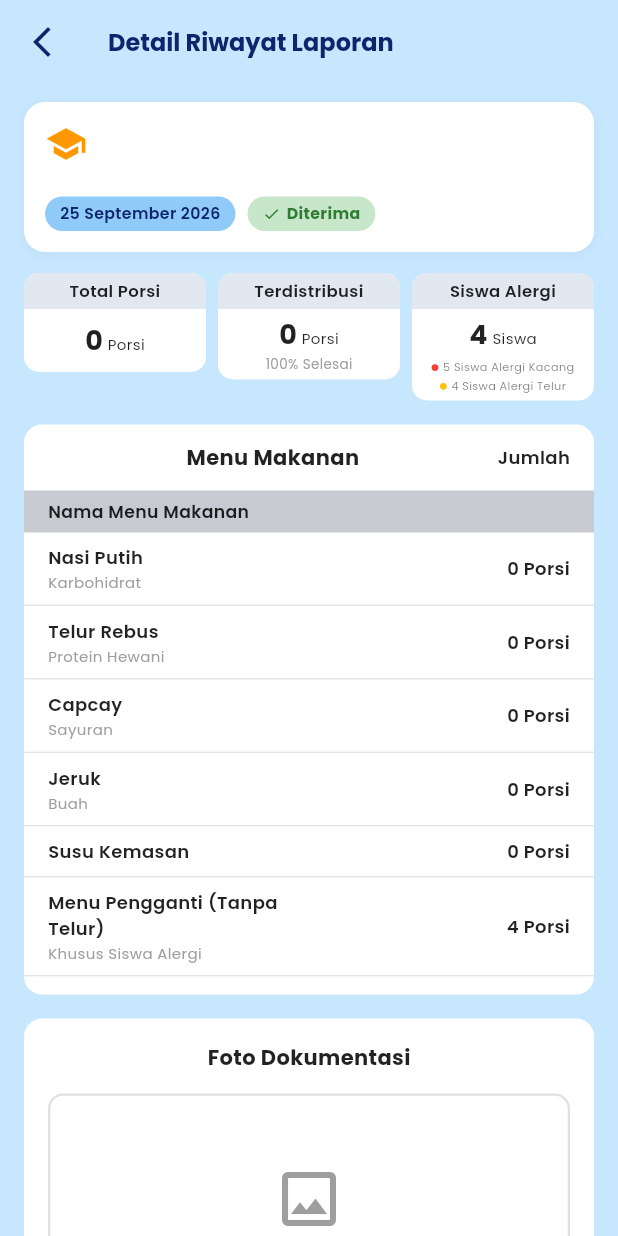
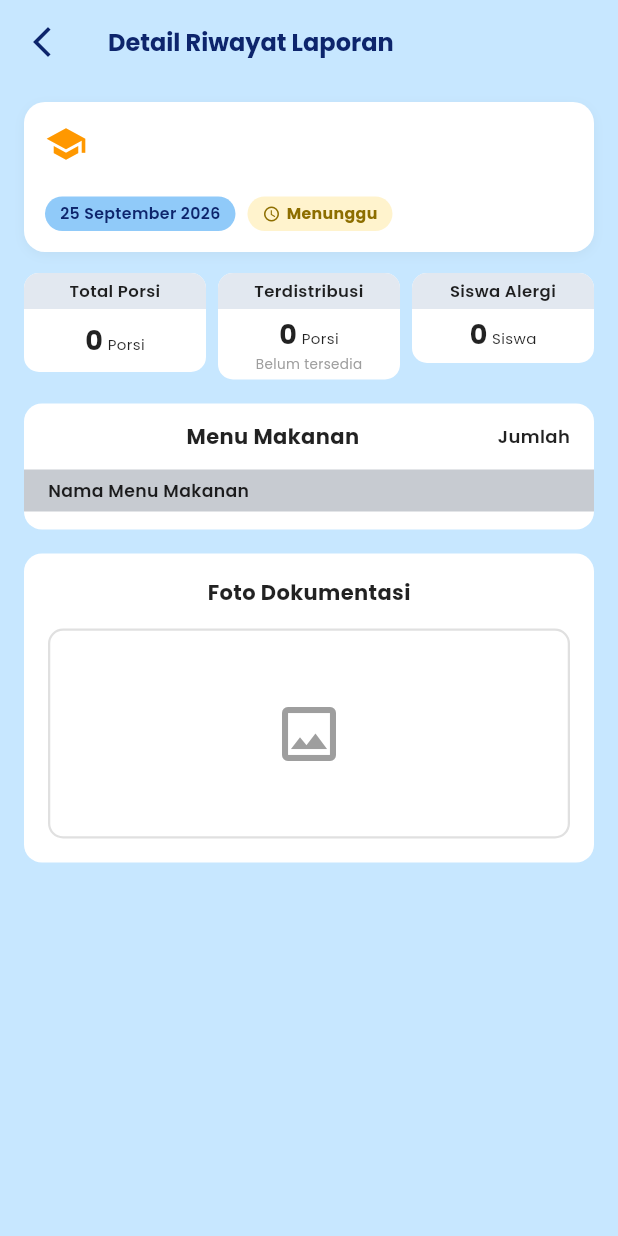
Before and after one commit to AkbarFelda/nutrisafe_mitra, a Flutter app: the FoodReportDetailPage screen opened directly with empty values, on a phone screen of 412 x 824 dp. Run offline on Flutter 3.47's test engine with Material 3 defaults, Android fonts, the phone set to English and light mode, and no system bars; our stand-ins replace dio, equatable, flutter_bloc, flutter_secure_storage, get_it, go_router and 1 more; missing offline and left inert: file_selector; accounts and stored records are empty.

Commit message:
refactor(food-report): separate detail data from presentation

```diff
--- a/lib/features/food_report/data/sample_food_reports.dart
+++ b/lib/features/food_report/data/sample_food_reports.dart
@@ -7,12 +7,48 @@ final sampleFoodReports = List<FoodReport>.unmodifiable([
       school: 'SDN 1 Subang',
       address: 'Jl. H.O. Iskandar, Desa No.60, Subang, Kec. Subang, Kabupaten Subang, Jawa Barat 45586',
       portions: 196,
+      status: FoodReportStatus.received,
+      distributedPortions: 196,
+      studentsWithAllergies: 9,
+      allergies: _sampleAllergies,
+      menuItems: _sampleMenuItems(196),
     ),
     FoodReport(
       date: DateTime(2026, 3, day),
       school: 'SMPN 1 Subang',
       address: 'Jl. Letjen Suprapto No.105, Karanganyar, Kec. Subang, Kabupaten Subang, Jawa Barat 41211',
       portions: 360,
+      status: FoodReportStatus.received,
+      distributedPortions: 360,
+      studentsWithAllergies: 9,
+      allergies: _sampleAllergies,
+      menuItems: _sampleMenuItems(360),
     ),
   ],
 ]);
+
+const _sampleAllergies = [
+  FoodReportAllergy(name: 'Kacang', students: 5),
+  FoodReportAllergy(name: 'Telur', students: 4),
+];
+
+List<FoodReportMenuItem> _sampleMenuItems(int portions) => List.unmodifiable([
+  FoodReportMenuItem(
+    name: 'Nasi Putih',
+    category: 'Karbohidrat',
+    portions: portions,
+  ),
+  FoodReportMenuItem(
+    name: 'Telur Rebus',
+    category: 'Protein Hewani',
+    portions: portions,
+  ),
+  FoodReportMenuItem(name: 'Capcay', category: 'Sayuran', portions: portions),
+  FoodReportMenuItem(name: 'Jeruk', category: 'Buah', portions: portions),
+  FoodReportMenuItem(name: 'Susu Kemasan', portions: portions),
+  const FoodReportMenuItem(
+    name: 'Menu Pengganti (Tanpa Telur)',
+    category: 'Khusus Siswa Alergi',
+    portions: 4,
+  ),
+]);
--- a/lib/features/food_report/domain/food_report.dart
+++ b/lib/features/food_report/domain/food_report.dart
@@ -4,11 +4,48 @@ class FoodReport {
     required this.school,
     required this.address,
     required this.portions,
+    this.status,
+    this.distributedPortions,
+    this.studentsWithAllergies,
+    this.allergies = const [],
+    this.menuItems = const [],
   });
 
   final DateTime date;
   final String school;
   final String address;
+  final int portions;
+  final FoodReportStatus? status;
+  final int? distributedPortions;
+  final int? studentsWithAllergies;
+  final List<FoodReportAllergy> allergies;
+  final List<FoodReportMenuItem> menuItems;
+
+  int? get distributionPercentage {
+    final distributed = distributedPortions;
+    if (distributed == null || portions <= 0) return null;
+    return (distributed / portions * 100).round();
+  }
+}
+
+enum FoodReportStatus { pending, received, rejected }
+
+class FoodReportAllergy {
+  const FoodReportAllergy({required this.name, required this.students});
+
+  final String name;
+  final int students;
+}
+
+class FoodReportMenuItem {
+  const FoodReportMenuItem({
+    required this.name,
+    required this.portions,
+    this.category = '',
+  });
+
+  final String name;
+  final String category;
   final int portions;
 }
 
--- a/lib/features/food_report/presentation/food_report_detail_page.dart
+++ b/lib/features/food_report/presentation/food_report_detail_page.dart
@@ -41,20 +41,13 @@ class FoodReportDetailPage extends StatelessWidget {
             child: Column(
               crossAxisAlignment: CrossAxisAlignment.stretch,
               children: [
-                // 1. Kartu Info Sekolah & Tanggal
-                _buildSchoolInfoCard(),
+                _SchoolInfoCard(report: report),
                 const SizedBox(height: 14),
-
-                // 2. Baris Tiga Kartu Metrik (Total Porsi, Terdistribusi, Siswa Alergi)
-                _buildMetricCards(),
+                _ReportMetrics(report: report),
                 const SizedBox(height: 16),
-
-                // 3. Kartu Tabel Menu Makanan
-                _buildMenuTableCard(),
+                _MenuTableCard(report: report),
                 const SizedBox(height: 16),
-
-                // 4. Kartu Foto Dokumentasi
-                _buildDocumentationCard(),
+                const _DocumentationCard(),
                 const SizedBox(height: 24),
               ],
             ),
@@ -63,9 +56,15 @@ class FoodReportDetailPage extends StatelessWidget {
       ),
     );
   }
+}
 
-  // --- WIDGET KARTU INFORMASI SEKOLAH ---
-  Widget _buildSchoolInfoCard() {
+class _SchoolInfoCard extends StatelessWidget {
+  const _SchoolInfoCard({required this.report});
+
+  final FoodReport report;
+
+  @override
+  Widget build(BuildContext context) {
     return Container(
       padding: const EdgeInsets.all(14),
       decoration: BoxDecoration(
@@ -118,7 +117,6 @@ class FoodReportDetailPage extends StatelessWidget {
             spacing: 8,
             runSpacing: 8,
             children: [
-              // Badge Tanggal
               Container(
                 padding: const EdgeInsets.symmetric(
                   horizontal: 10,
@@ -137,41 +135,23 @@ class FoodReportDetailPage extends StatelessWidget {
                   ),
                 ),
               ),
-              // Badge Status Diterima
-              Container(
-                padding: const EdgeInsets.symmetric(
-                  horizontal: 10,
-                  vertical: 4,
-                ),
-                decoration: BoxDecoration(
-                  color: const Color(0xFFC8E6C9),
-                  borderRadius: BorderRadius.circular(12),
-                ),
-                child: const Row(
-                  mainAxisSize: MainAxisSize.min,
-                  children: [
-                    Icon(Icons.check, size: 12, color: Color(0xFF2E7D32)),
-                    SizedBox(width: 4),
-                    Text(
-                      'Diterima',
-                      style: TextStyle(
-                        fontSize: 10.5,
-                        fontWeight: FontWeight.bold,
-                        color: Color(0xFF2E7D32),
-                      ),
-                    ),
-                  ],
-                ),
-              ),
+              if (report.status case final status?)
+                _ReportStatusBadge(status: status),
             ],
           ),
         ],
       ),
     );
   }
+}
 
-  // --- WIDGET TIGA KARTU METRIK ---
-  Widget _buildMetricCards() {
+class _ReportMetrics extends StatelessWidget {
+  const _ReportMetrics({required this.report});
+
+  final FoodReport report;
+
+  @override
+  Widget build(BuildContext context) {
     return LayoutBuilder(
       builder: (context, constraints) {
         final scale = MediaQuery.textScalerOf(context).scale(14) / 14;
@@ -183,96 +163,61 @@ class FoodReportDetailPage extends StatelessWidget {
           spacing: 8,
           runSpacing: 8,
           children: [
-            // Total Porsi
             SizedBox(
               width: width,
-              child: _buildMetricCardContainer(
+              child: _MetricCard(
                 title: 'Total Porsi',
                 child: Padding(
                   padding: const EdgeInsets.symmetric(vertical: 8),
-                  child: Row(
-                    mainAxisAlignment: MainAxisAlignment.center,
-                    crossAxisAlignment: CrossAxisAlignment.baseline,
-                    textBaseline: TextBaseline.alphabetic,
-                    children: [
-                      Text(
-                        '${report.portions}',
-                        style: const TextStyle(
-                          fontSize: 18,
-                          fontWeight: FontWeight.bold,
-                        ),
-                      ),
-                      const SizedBox(width: 3),
-                      const Text('Porsi', style: TextStyle(fontSize: 10)),
-                    ],
+                  child: _MetricValue(
+                    value: '${report.portions}',
+                    unit: 'Porsi',
                   ),
                 ),
               ),
             ),
-
-            // Terdistribusi
             SizedBox(
               width: width,
-              child: _buildMetricCardContainer(
+              child: _MetricCard(
                 title: 'Terdistribusi',
                 child: Padding(
                   padding: const EdgeInsets.symmetric(vertical: 4),
                   child: Column(
                     children: [
-                      Row(
-                        mainAxisAlignment: MainAxisAlignment.center,
-                        crossAxisAlignment: CrossAxisAlignment.baseline,
-                        textBaseline: TextBaseline.alphabetic,
-                        children: [
-                          Text(
-                            '${report.portions}',
-                            style: const TextStyle(
-                              fontSize: 18,
-                              fontWeight: FontWeight.bold,
-                            ),
-                          ),
-                          const SizedBox(width: 3),
-                          const Text('Porsi', style: TextStyle(fontSize: 10)),
-                        ],
+                      _MetricValue(
+                        value: report.distributedPortions?.toString() ?? '—',
+                        unit: 'Porsi',
                       ),
-                      const Text(
-                        '100% Selesai',
-                        style: TextStyle(fontSize: 9, color: Colors.grey),
+                      Text(
+                        report.distributionPercentage == null
+                            ? 'Belum tersedia'
+                            : '${report.distributionPercentage}% Selesai',
+                        style: const TextStyle(fontSize: 9, color: Colors.grey),
                       ),
                     ],
                   ),
                 ),
               ),
             ),
-
-            // Siswa Alergi
             SizedBox(
               width: width,
-              child: _buildMetricCardContainer(
+              child: _MetricCard(
                 title: 'Siswa Alergi',
                 child: Padding(
                   padding: const EdgeInsets.symmetric(vertical: 4),
                   child: Column(
                     children: [
-                      const Row(
-                        mainAxisAlignment: MainAxisAlignment.center,
-                        crossAxisAlignment: CrossAxisAlignment.baseline,
-                        textBaseline: TextBaseline.alphabetic,
-                        children: [
-                          Text(
-                            '4',
-                            style: TextStyle(
-                              fontSize: 18,
-                              fontWeight: FontWeight.bold,
-                            ),
-                          ),
-                          SizedBox(width: 3),
-                          Text('Siswa', style: TextStyle(fontSize: 10)),
-                        ],
+                      _MetricValue(
+                        value: report.studentsWithAllergies?.toString() ?? '—',
+                        unit: 'Siswa',
                       ),
                       const SizedBox(height: 2),
-                      _buildAllergyDot(Colors.red, '5 Siswa Alergi Kacang'),
-                      _buildAllergyDot(Colors.amber, '4 Siswa Alergi Telur'),
+                      for (final (index, allergy) in report.allergies.indexed)
+                        _AllergyIndicator(
+                          color: index.isEven ? Colors.red : Colors.amber,
+                          label:
+                              '${allergy.students} Siswa Alergi ${allergy.name}',
+                        ),
                     ],
                   ),
                 ),
@@ -283,11 +228,16 @@ class FoodReportDetailPage extends StatelessWidget {
       },
     );
   }
+}
 
-  Widget _buildMetricCardContainer({
-    required String title,
-    required Widget child,
-  }) {
+class _MetricCard extends StatelessWidget {
+  const _MetricCard({required this.title, required this.child});
+
+  final String title;
+  final Widget child;
+
+  @override
+  Widget build(BuildContext context) {
     return Container(
       decoration: BoxDecoration(
         color: Colors.white,
@@ -320,8 +270,16 @@ class FoodReportDetailPage extends StatelessWidget {
       ),
     );
   }
+}
 
-  Widget _buildAllergyDot(Color color, String text) {
+class _AllergyIndicator extends StatelessWidget {
+  const _AllergyIndicator({required this.color, required this.label});
+
+  final Color color;
+  final String label;
+
+  @override
+  Widget build(BuildContext context) {
     return Padding(
       padding: const EdgeInsets.only(top: 1.5),
       child: Row(
@@ -335,7 +293,7 @@ class FoodReportDetailPage extends StatelessWidget {
           const SizedBox(width: 3),
           Flexible(
             child: Text(
-              text,
+              label,
               style: const TextStyle(fontSize: 7.5, color: Colors.black54),
               overflow: TextOverflow.ellipsis,
             ),
@@ -344,38 +302,15 @@ class FoodReportDetailPage extends StatelessWidget {
       ),
     );
   }
+}
 
-  // --- WIDGET TABEL MENU MAKANAN ---
-  Widget _buildMenuTableCard() {
-    final List<Map<String, String>> menuItems = [
-      {
-        'name': 'Nasi Putih',
-        'category': 'Karbohidrat',
-        'qty': '${report.portions} Porsi',
-      },
-      {
-        'name': 'Telur Rebus',
-        'category': 'Protein Hewani',
-        'qty': '${report.portions} Porsi',
-      },
-      {
-        'name': 'Capcay',
-        'category': 'Sayuran',
-        'qty': '${report.portions} Porsi',
-      },
-      {'name': 'Jeruk', 'category': 'Buah', 'qty': '${report.portions} Porsi'},
-      {
-        'name': 'Susu Kemasan',
-        'category': '',
-        'qty': '${report.portions} Porsi',
-      },
-      {
-        'name': 'Menu Pengganti (Tanpa Telur)',
-        'category': 'Khusus Siswa Alergi',
-        'qty': '4 Porsi',
-      },
-    ];
+class _MenuTableCard extends StatelessWidget {
+  const _MenuTableCard({required this.report});
 
+  final FoodReport report;
+
+  @override
+  Widget build(BuildContext context) {
     return Container(
       decoration: BoxDecoration(
         color: Colors.white,
@@ -383,7 +318,6 @@ class FoodReportDetailPage extends StatelessWidget {
       ),
       child: Column(
         children: [
-          // Header Judul Menu Makanan
           const Padding(
             padding: EdgeInsets.symmetric(horizontal: 16, vertical: 12),
             child: Row(
@@ -407,8 +341,6 @@ class FoodReportDetailPage extends StatelessWidget {
               ],
             ),
           ),
-
-          // Subheader Kolom
           Container(
             width: double.infinity,
             padding: const EdgeInsets.symmetric(horizontal: 16, vertical: 6),
@@ -422,9 +354,7 @@ class FoodReportDetailPage extends StatelessWidget {
               ),
             ),
           ),
-
-          // List Baris Menu Makanan
-          ...menuItems.map((item) {
+          ...report.menuItems.map((item) {
             return Column(
               children: [
                 Padding(
@@ -440,16 +370,16 @@ class FoodReportDetailPage extends StatelessWidget {
                           crossAxisAlignment: CrossAxisAlignment.start,
                           children: [
                             Text(
-                              item['name']!,
+                              item.name,
                               style: const TextStyle(
                                 fontSize: 12,
                                 fontWeight: FontWeight.w600,
                               ),
                             ),
-                            if (item['category']!.isNotEmpty) ...[
+                            if (item.category.isNotEmpty) ...[
                               const SizedBox(height: 1),
                               Text(
-                                item['category']!,
+                                item.category,
                                 style: const TextStyle(
                                   fontSize: 10,
                                   color: Colors.grey,
@@ -462,7 +392,7 @@ class FoodReportDetailPage extends StatelessWidget {
                       const SizedBox(width: 12),
                       Flexible(
                         child: Text(
-                          item['qty']!,
+                          '${item.portions} Porsi',
                           style: const TextStyle(
                             fontSize: 12,
                             fontWeight: FontWeight.w600,
@@ -485,9 +415,13 @@ class FoodReportDetailPage extends StatelessWidget {
       ),
     );
   }
+}
 
-  // --- WIDGET FOTO DOKUMENTASI ---
-  Widget _buildDocumentationCard() {
+class _DocumentationCard extends StatelessWidget {
+  const _DocumentationCard();
+
+  @override
+  Widget build(BuildContext context) {
     return Container(
       padding: const EdgeInsets.all(16),
       decoration: BoxDecoration(
@@ -521,3 +455,77 @@ class FoodReportDetailPage extends StatelessWidget {
     );
   }
 }
+
+class _MetricValue extends StatelessWidget {
+  const _MetricValue({required this.value, required this.unit});
+
+  final String value;
+  final String unit;
+
+  @override
+  Widget build(BuildContext context) => Row(
+    mainAxisAlignment: MainAxisAlignment.center,
+    crossAxisAlignment: CrossAxisAlignment.baseline,
+    textBaseline: TextBaseline.alphabetic,
+    children: [
+      Text(
+        value,
+        style: const TextStyle(fontSize: 18, fontWeight: FontWeight.bold),
+      ),
+      const SizedBox(width: 3),
+      Text(unit, style: const TextStyle(fontSize: 10)),
+    ],
+  );
+}
+
+class _ReportStatusBadge extends StatelessWidget {
+  const _ReportStatusBadge({required this.status});
+
+  final FoodReportStatus status;
+
+  @override
+  Widget build(BuildContext context) {
+    final (label, icon, foreground, background) = switch (status) {
+      FoodReportStatus.received => (
+        'Diterima',
+        Icons.check,
+        const Color(0xFF2E7D32),
+        const Color(0xFFC8E6C9),
+      ),
+      FoodReportStatus.pending => (
+        'Menunggu',
+        Icons.schedule,
+        const Color(0xFF8D6E00),
+        const Color(0xFFFFF3CD),
+      ),
+      FoodReportStatus.rejected => (
+        'Ditolak',
+        Icons.close,
+        const Color(0xFFC62828),
+        const Color(0xFFFFCDD2),
+      ),
+    };
+    return Container(
+      padding: const EdgeInsets.symmetric(horizontal: 10, vertical: 4),
+      decoration: BoxDecoration(
+        color: background,
+        borderRadius: BorderRadius.circular(12),
+      ),
+      child: Row(
+        mainAxisSize: MainAxisSize.min,
+        children: [
+          Icon(icon, size: 12, color: foreground),
+          const SizedBox(width: 4),
+          Text(
+            label,
+            style: TextStyle(
+              fontSize: 10.5,
+              fontWeight: FontWeight.bold,
+              color: foreground,
+            ),
+          ),
+        ],
+      ),
+    );
+  }
+}
```
Also changed, not shown: 2 other files.
